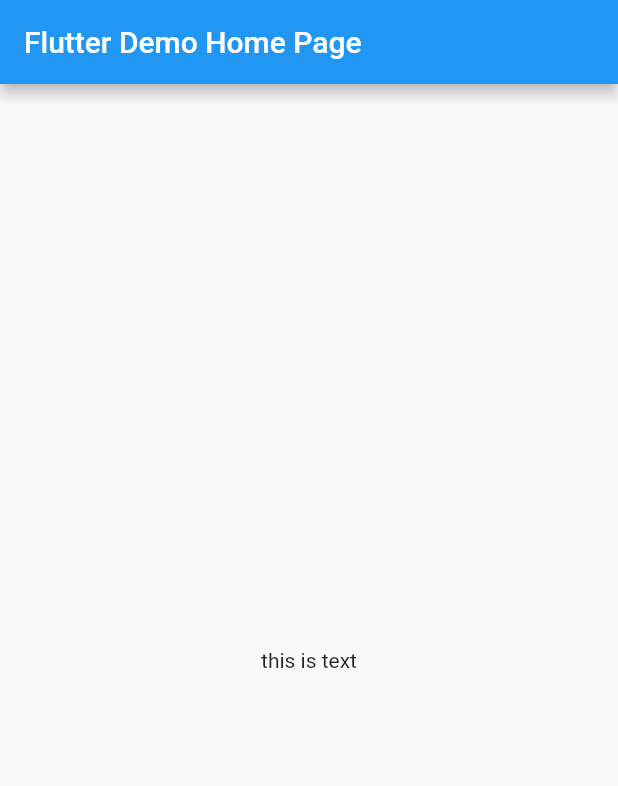
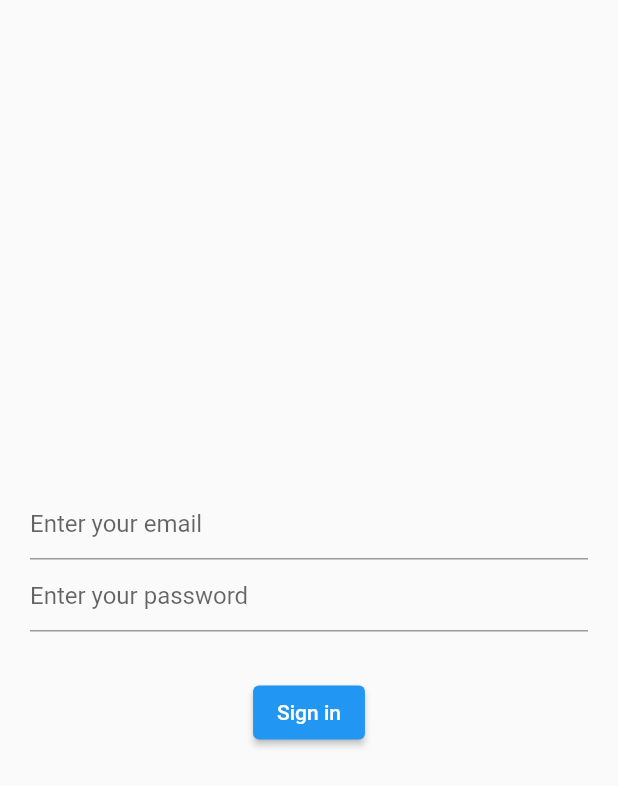
Before and after one commit to natyyG/Firebase_flutter_Auth, a Flutter app: the screen it shows after launch, on a phone screen of 412 x 824 dp. Shown: the top 786 px of the screen. Run offline on Flutter 3.47's test engine with Material 2 defaults, Android fonts, the phone set to English and light mode, and no system bars; our stand-ins replace firebase_auth, firebase_core; accounts and stored records are empty.

Commit message:
created signin layout with email and password field

```diff
--- a/lib/main.dart
+++ b/lib/main.dart
@@ -21,15 +21,6 @@
     return MaterialApp(
       title: 'Flutter Demo',
       theme: ThemeData(
-        // This is the theme of your application.
-        //
-        // Try running your application with "flutter run". You'll see the
-        // application has a blue toolbar. Then, without quitting the app, try
-        // changing the primarySwatch below to Colors.green and then invoke
-        // "hot reload" (press "r" in the console where you ran "flutter run",
-        // or simply save your changes to "hot reload" in a Flutter IDE).
-        // Notice that the counter didn't reset back to zero; the application
-        // is not restarted.
         primarySwatch: Colors.blue,
       ),
       home: const MyHomePage(title: 'Flutter Demo Home Page'),
@@ -47,13 +38,30 @@
 }
 
 class _MyHomePageState extends State<MyHomePage> {
+  final _formKey = GlobalKey<FormState>();
+  late String _email;
+  late String _password;
   @override
   Widget build(BuildContext context) {
     return Scaffold(
-      appBar: AppBar(
-        title: Text(widget.title),
+      body: Padding(
+        padding: const EdgeInsets.all(20.0),
+        child: Column(
+          mainAxisAlignment: MainAxisAlignment.center,
+          children: [
+            TextField(
+              textInputAction: TextInputAction.next,
+              decoration: InputDecoration(hintText: "Enter your email"),
+            ),
+            TextField(
+              textInputAction: TextInputAction.next,
+              decoration: InputDecoration(hintText: "Enter your password"),
+            ),
+            SizedBox(height: 30),
+            ElevatedButton(onPressed: () {}, child: Text("Sign in"))
+          ],
+        ),
       ),
-      body: Center(child: Container(child: Text("this is text"))),
     );
   }
 }
```
